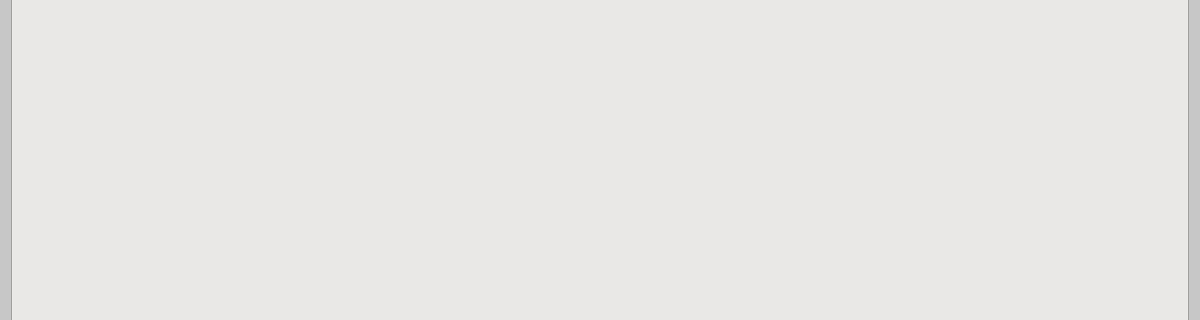
Above: relatorios.ui from GabR36/QEstoqueLoja before the change; both pictures show x 0 to 1200 and y 176 to 496 of the 1200 by 600 pixel window. Below: the same form after it.
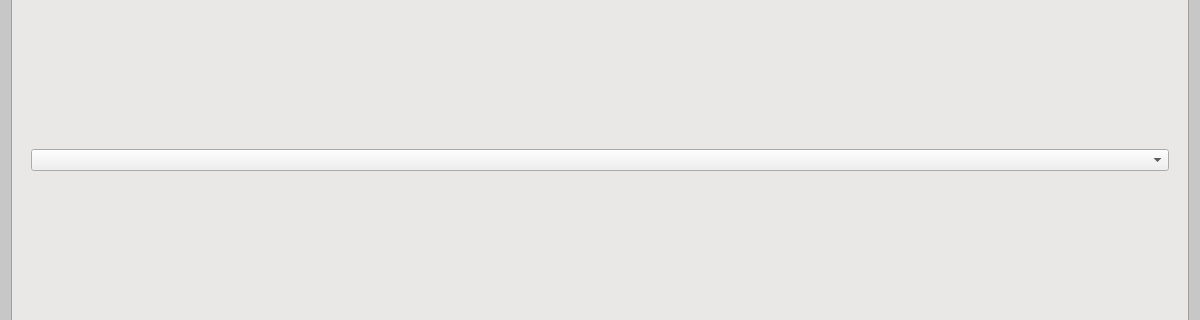
That is the form after the change. Custom widgets are drawn as their Qt base class.

Commit message: relatorio/grafico valor notas fiscais

```diff
--- a/relatorios.ui
+++ b/relatorios.ui
@@ -138,7 +138,7 @@
               <string notr="true"/>
              </property>
              <property name="currentIndex">
-              <number>2</number>
+              <number>4</number>
              </property>
              <widget class="QWidget" name="page">
               <layout class="QVBoxLayout" name="verticalLayout_8">
@@ -229,6 +229,13 @@
                </item>
               </layout>
              </widget>
+             <widget class="QWidget" name="page_7">
+              <layout class="QVBoxLayout" name="verticalLayout_19">
+               <item>
+                <widget class="QComboBox" name="CBox_AnoNfValor"/>
+               </item>
+              </layout>
+             </widget>
             </widget>
            </item>
           </layout>
```
The commit also changes 2 other files.
